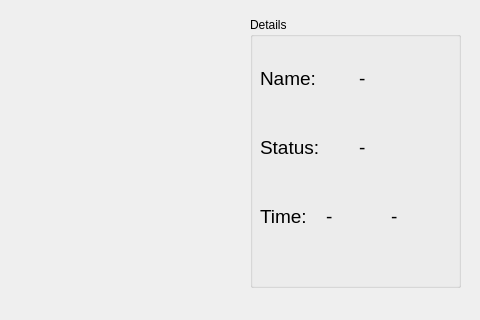
Above: FaceRec.ui from carevvv/face_detector before the change; both pictures show x 420 to 900 and y 143 to 463 of the 900 by 600 pixel window. Below: the same form after it.
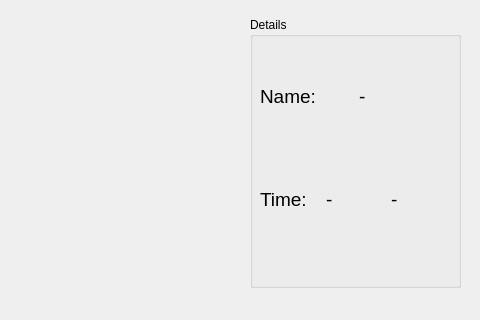
That is the form after the change.

What changed in the file:
```diff
--- a/FaceRec.ui
+++ b/FaceRec.ui
@@ -142,40 +142,6 @@
       </rect>
      </property>
      <layout class="QGridLayout" name="gridLayout_2">
-      <item row="1" column="0">
-       <layout class="QHBoxLayout" name="horizontalLayout_5">
-        <item>
-         <widget class="QLabel" name="label_4">
-          <property name="enabled">
-           <bool>true</bool>
-          </property>
-          <property name="font">
-           <font>
-            <pointsize>14</pointsize>
-           </font>
-          </property>
-          <property name="text">
-           <string>Status:</string>
-          </property>
-         </widget>
-        </item>
-        <item>
-         <widget class="QLabel" name="StatusLabel">
-          <property name="enabled">
-           <bool>true</bool>
-          </property>
-          <property name="font">
-           <font>
-            <pointsize>14</pointsize>
-           </font>
-          </property>
-          <property name="text">
-           <string>-</string>
-          </property>
-         </widget>
-        </item>
-       </layout>
-      </item>
       <item row="0" column="0">
        <layout class="QHBoxLayout" name="horizontalLayout_4">
         <item>
@@ -210,7 +176,7 @@
         </item>
        </layout>
       </item>
-      <item row="2" column="0">
+      <item row="1" column="0">
        <layout class="QHBoxLayout" name="horizontalLayout_7">
         <item>
          <widget class="QLabel" name="label_6">
```
